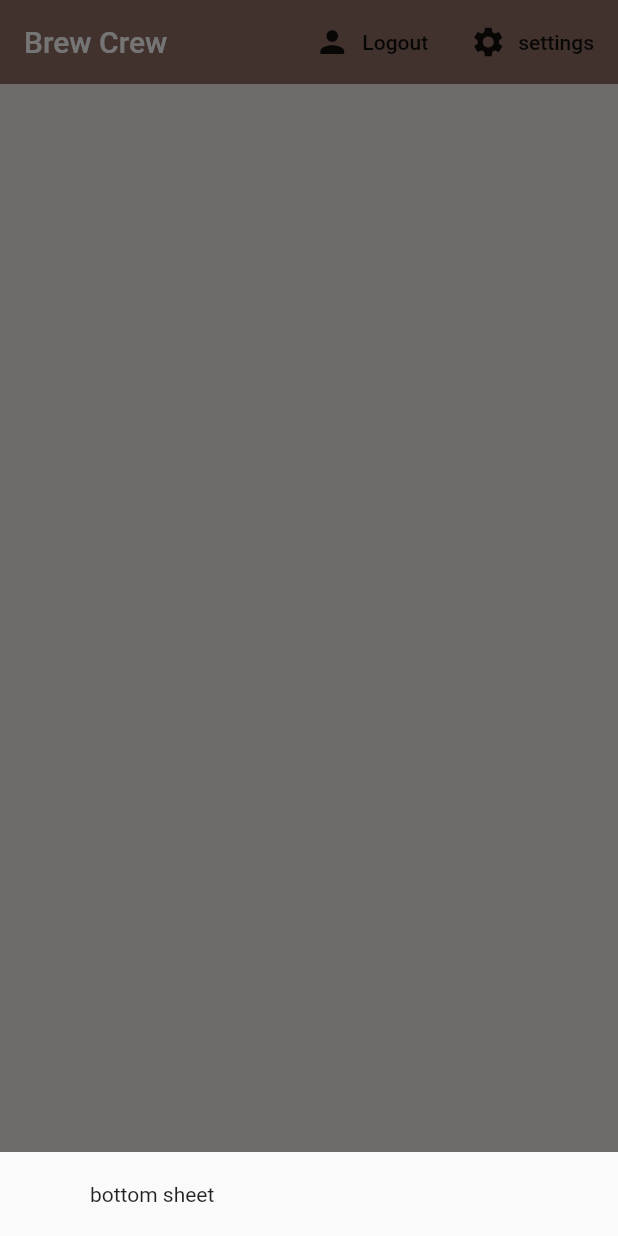
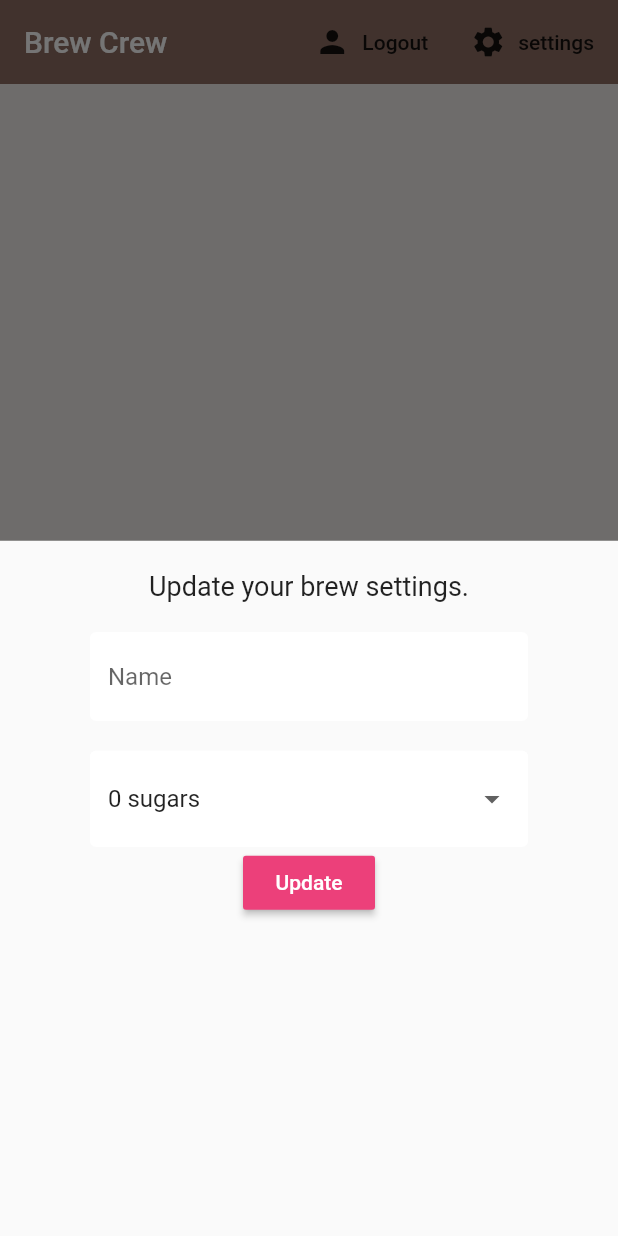
Before and after one commit to TsengYiYao/brew-crew, a Flutter app: the screen it shows once a user with an empty profile is signed in, after a tap on "settings", on a phone screen of 412 x 824 dp. Run offline on Flutter 3.47's test engine with Material 2 defaults, Android fonts, the phone set to English and light mode, and no system bars; our stand-ins replace cloud_firestore, firebase_auth, flutter_spinkit; accounts and stored records are empty.

Commit message:
#22 - Drop-downs - finished

```diff
--- a/lib/screens/home/home.dart
+++ b/lib/screens/home/home.dart
@@ -1,4 +1,5 @@
 import 'package:brew_crew/models/brew.dart';
+import 'package:brew_crew/screens/home/settings_form.dart';
 import 'package:brew_crew/services/auth.dart';
 import 'package:cloud_firestore/cloud_firestore.dart';
 import 'package:flutter/material.dart';
@@ -18,7 +19,7 @@ class Home extends StatelessWidget {
           builder: (context) {
             return Container(
               padding: EdgeInsets.symmetric(vertical: 20.0, horizontal: 60.0),
-              child: Text('bottom sheet'),
+              child: SettingsForm(),
             );
           });
     }
--- /dev/null
+++ b/lib/screens/home/settings_form.dart
@@ -0,0 +1,62 @@
+import 'package:flutter/material.dart';
+import 'package:brew_crew/shared/constants.dart';
+
+class SettingsForm extends StatefulWidget {
+  @override
+  _SettingsFormState createState() => _SettingsFormState();
+}
+
+class _SettingsFormState extends State<SettingsForm> {
+  final _formKey = GlobalKey<FormState>();
+  final List<String> sugars = ['0', '1', '2', '3', '4'];
+
+  String _currentName;
+  String _currentSugars;
+  String _currentStrength;
+
+  @override
+  Widget build(BuildContext context) {
+    return Form(
+      key: _formKey,
+      child: Column(
+        children: <Widget>[
+          Text(
+            'Update your brew settings.',
+            style: TextStyle(fontSize: 18.0),
+          ),
+          SizedBox(height: 20.0),
+          TextFormField(
+              decoration: kTextInputDecoration.copyWith(hintText: 'Name'),
+              validator: (val) => val.isEmpty ? 'Please enter a name' : null,
+              onChanged: (val) => setState(() => _currentName = val)),
+          SizedBox(height: 20.0),
+          DropdownButtonFormField(
+            decoration: kTextInputDecoration,
+            value: _currentSugars ?? '0',
+            items: sugars.map((sugar) {
+              return DropdownMenuItem(
+                value: sugar,
+                child: Text('$sugar sugars'),
+              );
+            }).toList(),
+            onChanged: (String value) {
+              _currentSugars = value;
+            },
+          ),
+          RaisedButton(
+            color: Colors.pink[400],
+            child: Text(
+              'Update',
+              style: TextStyle(color: Colors.white),
+            ),
+            onPressed: () async {
+              print(_currentName);
+              print(_currentSugars);
+              print(_currentStrength);
+            },
+          ),
+        ],
+      ),
+    );
+  }
+}
```
